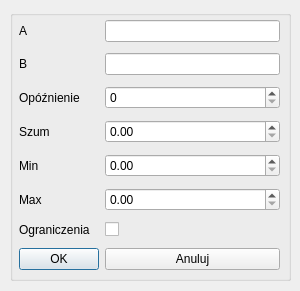
The window that FRONTEND/symulatorUARpoprawka/arxdialog.ui (MichalWitczakmw/PK_Symulator_UAR_poprawka) describes before a commit, drawn with Qt 5.
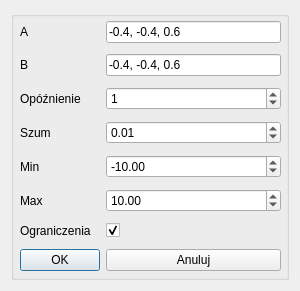
The same window after the commit.

```diff
--- a/FRONTEND/symulatorUARpoprawka/arxdialog.ui
+++ b/FRONTEND/symulatorUARpoprawka/arxdialog.ui
@@ -13,15 +13,9 @@
   <property name="windowTitle">
    <string>Dialog</string>
   </property>
+  <layout class="QGridLayout" name="gridLayout_2">
+   <item row="0" column="0">
   <widget class="QGroupBox" name="groupBox">
-   <property name="geometry">
-    <rect>
-     <x>10</x>
-     <y>10</y>
-     <width>281</width>
-     <height>271</height>
-    </rect>
-   </property>
    <property name="title">
     <string/>
    </property>
@@ -36,7 +30,17 @@
     </property>
     <layout class="QGridLayout" name="gridLayout">
      <item row="4" column="1">
-      <widget class="QDoubleSpinBox" name="doubleSpinBoxMin"/>
+        <widget class="QDoubleSpinBox" name="doubleSpinBoxMin">
+         <property name="minimum">
+          <double>-100.000000000000000</double>
+         </property>
+         <property name="maximum">
+          <double>0.000000000000000</double>
+         </property>
+         <property name="value">
+          <double>-10.000000000000000</double>
+         </property>
+        </widget>
      </item>
      <item row="1" column="0">
       <widget class="QLabel" name="labelB">
@@ -47,9 +51,18 @@
      </item>
      <item row="6" column="1">
       <widget class="QCheckBox" name="checkBoxOgraniczenie">
+         <property name="enabled">
+          <bool>true</bool>
+         </property>
        <property name="text">
         <string/>
        </property>
+         <property name="checked">
+          <bool>true</bool>
+         </property>
+         <property name="tristate">
+          <bool>false</bool>
+         </property>
       </widget>
      </item>
      <item row="6" column="0">
@@ -60,16 +73,44 @@
       </widget>
      </item>
      <item row="0" column="1">
-      <widget class="QLineEdit" name="lineEditA"/>
+        <widget class="QLineEdit" name="lineEditA">
+         <property name="text">
+          <string>-0.4, -0.4, 0.6</string>
+         </property>
+        </widget>
      </item>
      <item row="2" column="1">
-      <widget class="QSpinBox" name="spinBoxOpoznienie"/>
+        <widget class="QSpinBox" name="spinBoxOpoznienie">
+         <property name="maximum">
+          <number>100</number>
+         </property>
+         <property name="value">
+          <number>1</number>
+         </property>
+        </widget>
      </item>
      <item row="5" column="1">
-      <widget class="QDoubleSpinBox" name="doubleSpinBoxMax"/>
+        <widget class="QDoubleSpinBox" name="doubleSpinBoxMax">
+         <property name="maximum">
+          <double>100.000000000000000</double>
+         </property>
+         <property name="value">
+          <double>10.000000000000000</double>
+         </property>
+        </widget>
      </item>
      <item row="3" column="1">
-      <widget class="QDoubleSpinBox" name="doubleSpinBoxSzum"/>
+        <widget class="QDoubleSpinBox" name="doubleSpinBoxSzum">
+         <property name="maximum">
+          <double>10.000000000000000</double>
+         </property>
+         <property name="singleStep">
+          <double>0.010000000000000</double>
+         </property>
+         <property name="value">
+          <double>0.010000000000000</double>
+         </property>
+        </widget>
      </item>
      <item row="3" column="0">
       <widget class="QLabel" name="labelSzum">
@@ -86,7 +127,11 @@
       </widget>
      </item>
      <item row="1" column="1">
-      <widget class="QLineEdit" name="lineEditB"/>
+        <widget class="QLineEdit" name="lineEditB">
+         <property name="text">
+          <string>-0.4, -0.4, 0.6</string>
+         </property>
+        </widget>
      </item>
      <item row="5" column="0">
       <widget class="QLabel" name="labelMax">
@@ -126,6 +171,8 @@
     </layout>
    </widget>
   </widget>
+   </item>
+  </layout>
  </widget>
  <resources/>
  <connections/>
```
Lines whose indentation alone changed are shown as unchanged.
